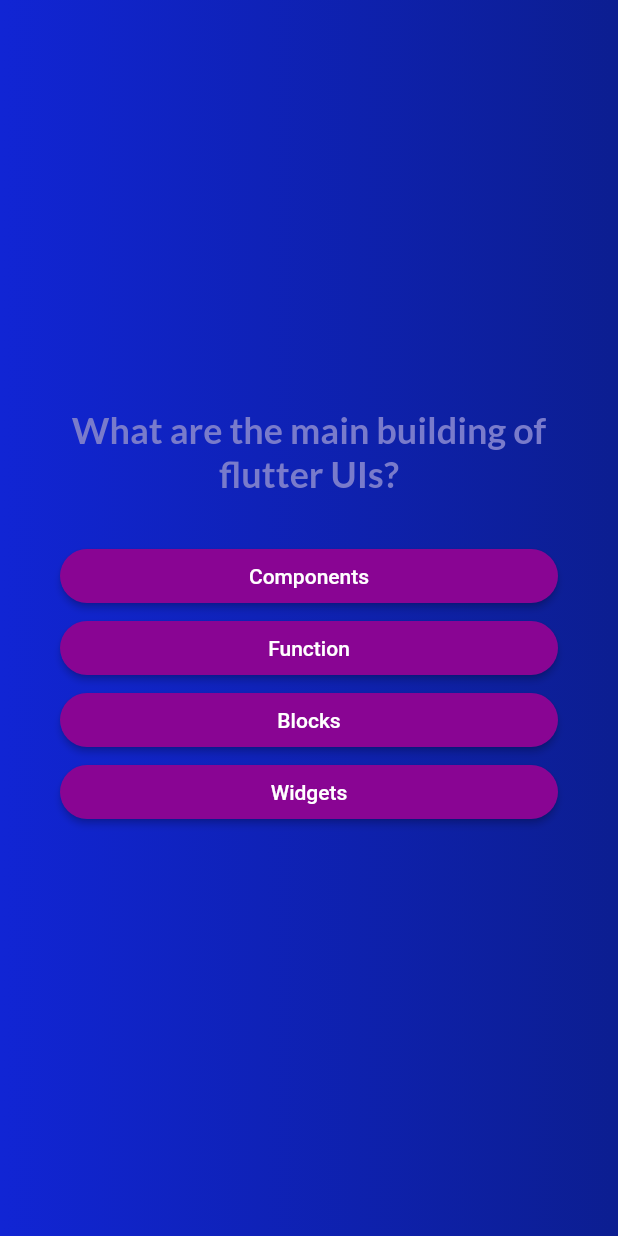
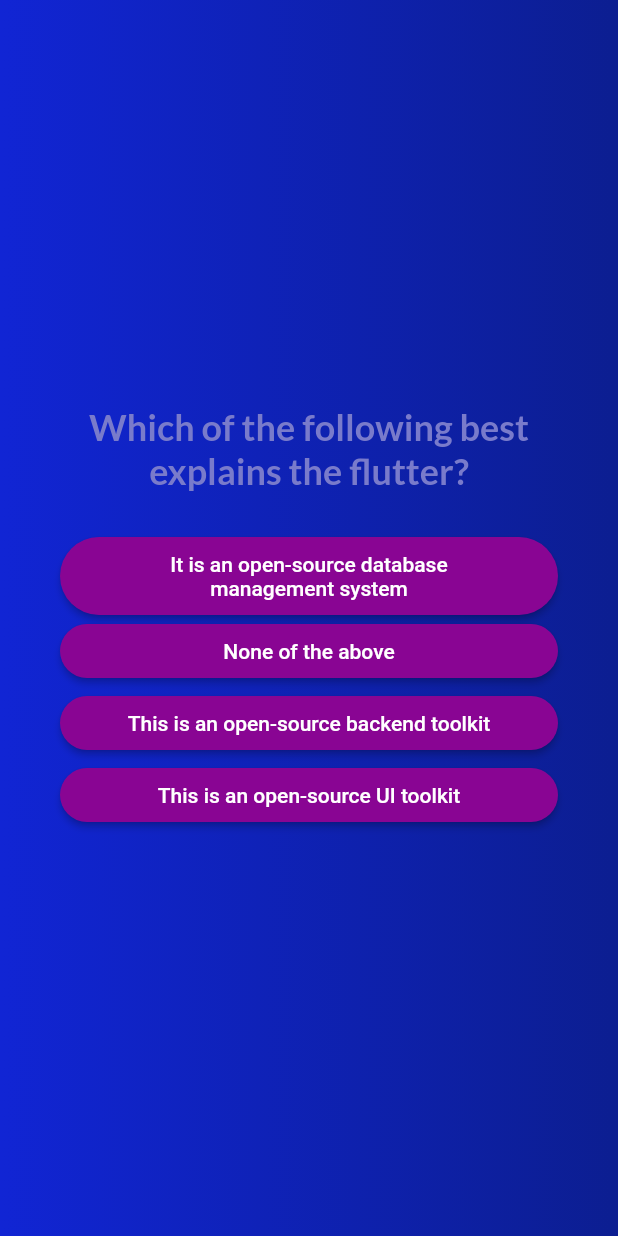
Before and after one commit to nkverma07/BasicQuizApp, a Flutter app: the screen it shows after launch, after a tap on "Start Quiz", on a phone screen of 412 x 824 dp. Run offline on Flutter 3.47's test engine with Material 2 defaults, Android fonts, the phone set to English and light mode, and no system bars; our stand-ins replace google_fonts.

Commit message:
Flutter Quiz App Completed

```diff
--- a/lib/Data/questions.dart
+++ b/lib/Data/questions.dart
@@ -2,39 +2,39 @@ import 'package:adv_basics/Models/quiz_question.dart';
 
 const questions = [
   QuizQuestion(
-    'What are the main building of flutter UIs?',
+    'Which of the following best explains the flutter?',
   [
-    'Widgets',
-    'Components',
-    'Blocks',
-    'Function',
+    'This is an open-source UI toolkit',
+    'It is an open-source database management system',
+    'This is an open-source backend toolkit',
+    'None of the above',
   ],
   ),
   QuizQuestion(
-    'How are Flutter UI Build?',
+    'The developer of Flutter is?',
   [
-     'By Using xcode for ios and android Studio for Android',
-    'By Coitaining Widget in code',
-    'by defining wid in confi file',
-    'by combining Widget in a visual editor',
+     'Google',
+    'Microsoft',
+    'Meta',
+    'IBM',
   ],
   ),
   QuizQuestion(
-    'What is purpose of STFL?',
+    'Which of the following is a sequence of asynchronous events?',
   [
-    'Update data as ui changes',
-    'update ui as data changes',
-    'render UI that does not depend DATA',
-    'ignore data changes',
+    'Stream',
+    'Flow',
+    'Current',
+    'None of the above',
   ],
   ),
   QuizQuestion(
-    'Which Statement you use often STFL or STLS?',
+    'In Flutter, which of the following is used as identifiers for widgets, elements, and semantic nodes?',
   [
-    'None of Above',
-    'STFL',
-    'stls',
-    'both are equal',
+    'Keys',
+    'Widgets',
+    'Buttons',
+    'Streams',
   ],
   ),
 
--- a/lib/main.dart
+++ b/lib/main.dart
@@ -1,6 +1,6 @@
 import 'package:adv_basics/quiz.dart';
 import 'package:flutter/material.dart';
-
+//Narender Kumar github@nkverma07
 void main() {
   runApp(const Quiz());
 }
--- a/lib/results_screen.dart
+++ b/lib/results_screen.dart
@@ -48,7 +48,7 @@ class ResultsScreen extends StatelessWidget {
               height: 30,
             ),
             TextButton(
-              onPressed: () {},
+              onPressed: (){},
               child: const Text('Restart Quiz!'), ),
 
           ],
```
